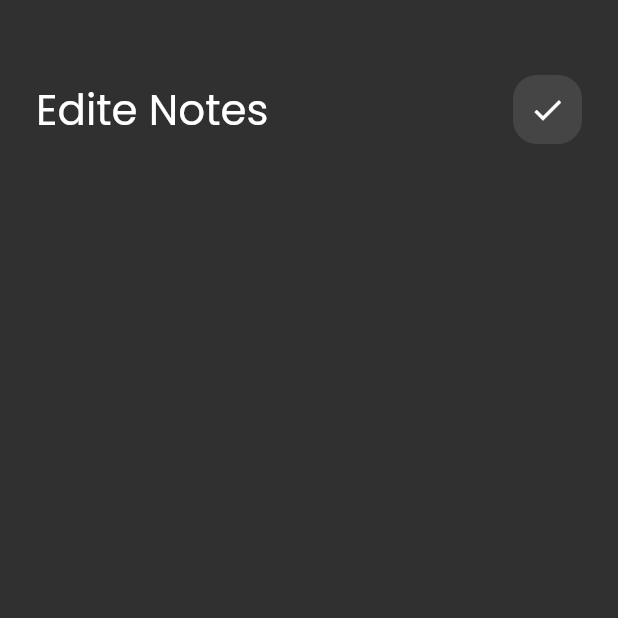
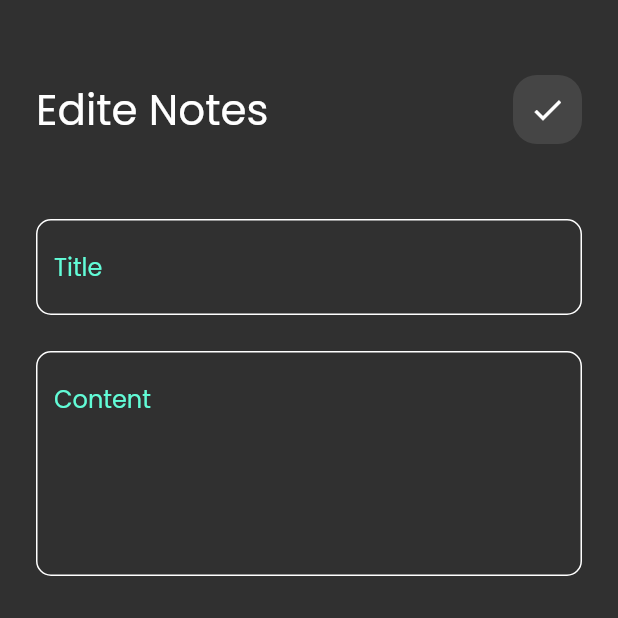
Before and after one commit to salah24/notes, a Flutter app: the EditeNoteView screen opened directly, on a phone screen of 412 x 824 dp, the top half of it. Run offline on Flutter 3.47's test engine with Material 2 defaults, Android fonts, the phone set to English and light mode, and no system bars.

Commit message:
edit view note UI done

```diff
--- a/lib/views/edite_note_view.dart
+++ b/lib/views/edite_note_view.dart
@@ -1,5 +1,6 @@
 import 'package:flutter/material.dart';
 import 'package:notes/views/widgets/custom_appbar.dart';
+import 'package:notes/views/widgets/custom_text_field.dart';
 
 class EditeNoteViewBody extends StatelessWidget {
   const EditeNoteViewBody({Key? key}) : super(key: key);
@@ -15,6 +16,17 @@ class EditeNoteViewBody extends StatelessWidget {
             title: 'Edite Notes',
             icon: Icons.check,
           ),
+          SizedBox(
+            height: 50,
+          ),
+          CustomTextField(hint: 'Title'),
+          SizedBox(
+            height: 24,
+          ),
+          CustomTextField(
+            hint: 'Content',
+            maxLines: 5,
+          )
         ],
       ),
     );
```
